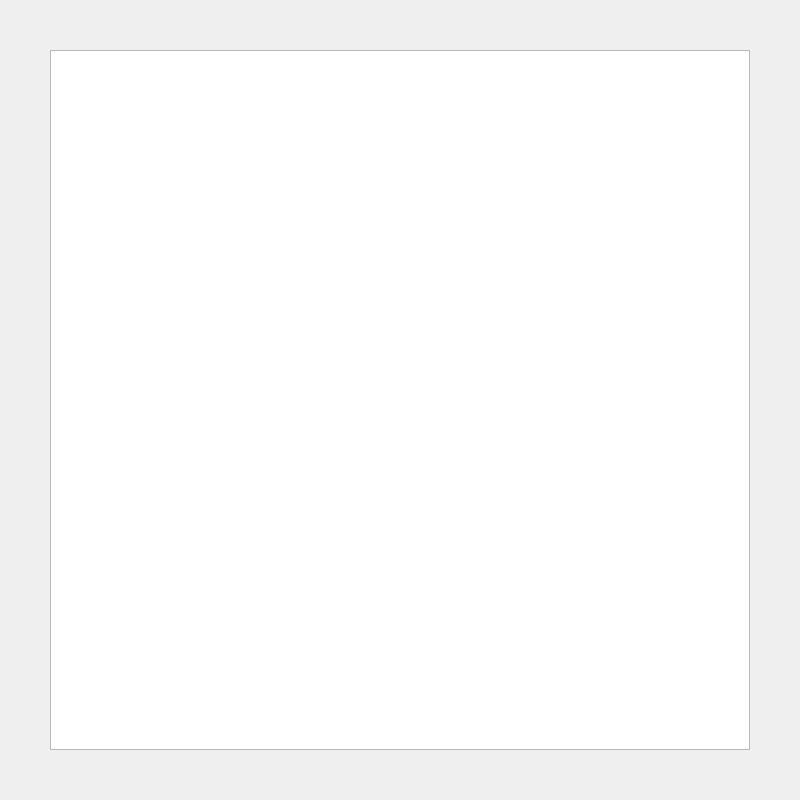
Before: the Qt Designer form Widget.ui in LuisCarlosRojasTorres/PendulumWavesSimulator, drawn with Qt 5.
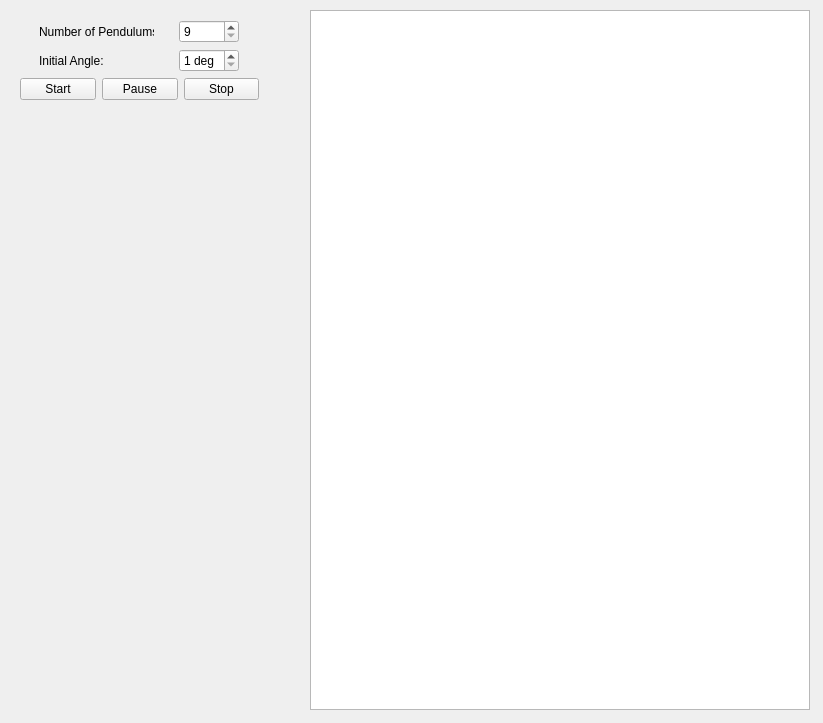
After: the same form once the commit is applied.

Commit message: Comecei a refatoração, foram criados os vectorsOfOmegas (freqs angulares), vectorOfLengths (comprimento do pendulo) e vectorOfPendulums (vetor de shared Pointers of pendulumGraphicsItems)

What changed in the file:
```diff
--- a/Widget.ui
+++ b/Widget.ui
@@ -6,31 +6,164 @@
    <rect>
     <x>0</x>
     <y>0</y>
-    <width>800</width>
-    <height>800</height>
+    <width>823</width>
+    <height>723</height>
    </rect>
   </property>
   <property name="windowTitle">
    <string>Widget</string>
   </property>
-  <layout class="QGridLayout" name="gridLayout">
-   <item row="0" column="0">
-    <widget class="QGraphicsView" name="graphicsView">
-     <property name="minimumSize">
-      <size>
-       <width>700</width>
-       <height>700</height>
-      </size>
-     </property>
-     <property name="maximumSize">
-      <size>
-       <width>700</width>
-       <height>700</height>
-      </size>
-     </property>
-    </widget>
-   </item>
-  </layout>
+  <widget class="QGraphicsView" name="graphicsView">
+   <property name="geometry">
+    <rect>
+     <x>310</x>
+     <y>10</y>
+     <width>500</width>
+     <height>700</height>
+    </rect>
+   </property>
+   <property name="minimumSize">
+    <size>
+     <width>500</width>
+     <height>700</height>
+    </size>
+   </property>
+   <property name="maximumSize">
+    <size>
+     <width>500</width>
+     <height>700</height>
+    </size>
+   </property>
+  </widget>
+  <widget class="QWidget" name="">
+   <property name="geometry">
+    <rect>
+     <x>20</x>
+     <y>20</y>
+     <width>239</width>
+     <height>81</height>
+    </rect>
+   </property>
+   <layout class="QGridLayout" name="gridLayout">
+    <item row="0" column="0" colspan="3">
+     <layout class="QHBoxLayout" name="horizontalLayout">
+      <item>
+       <widget class="QLabel" name="label">
+        <property name="minimumSize">
+         <size>
+          <width>115</width>
+          <height>0</height>
+         </size>
+        </property>
+        <property name="maximumSize">
+         <size>
+          <width>115</width>
+          <height>16777215</height>
+         </size>
+        </property>
+        <property name="text">
+         <string>Number of Pendulums: </string>
+        </property>
+       </widget>
+      </item>
+      <item>
+       <widget class="QSpinBox" name="sB_numOfPendulums">
+        <property name="minimumSize">
+         <size>
+          <width>60</width>
+          <height>0</height>
+         </size>
+        </property>
+        <property name="maximumSize">
+         <size>
+          <width>60</width>
+          <height>16777215</height>
+         </size>
+        </property>
+        <property name="minimum">
+         <number>9</number>
+        </property>
+        <property name="maximum">
+         <number>24</number>
+        </property>
+        <property name="value">
+         <number>9</number>
+        </property>
+       </widget>
+      </item>
+     </layout>
+    </item>
+    <item row="1" column="0" colspan="3">
+     <layout class="QHBoxLayout" name="horizontalLayout_2">
+      <item>
+       <widget class="QLabel" name="label_2">
+        <property name="minimumSize">
+         <size>
+          <width>115</width>
+          <height>0</height>
+         </size>
+        </property>
+        <property name="maximumSize">
+         <size>
+          <width>115</width>
+          <height>16777215</height>
+         </size>
+        </property>
+        <property name="text">
+         <string>Initial Angle: </string>
+        </property>
+       </widget>
+      </item>
+      <item>
+       <widget class="QSpinBox" name="sB_initialAngle">
+        <property name="minimumSize">
+         <size>
+          <width>60</width>
+          <height>0</height>
+         </size>
+        </property>
+        <property name="maximumSize">
+         <size>
+          <width>60</width>
+          <height>16777215</height>
+         </size>
+        </property>
+        <property name="suffix">
+         <string> deg</string>
+        </property>
+        <property name="minimum">
+         <number>1</number>
+        </property>
+        <property name="maximum">
+         <number>10</number>
+        </property>
+       </widget>
+      </item>
+     </layout>
+    </item>
+    <item row="2" column="0">
+     <widget class="QPushButton" name="pushButton">
+      <property name="text">
+       <string>Start</string>
+      </property>
+     </widget>
+    </item>
+    <item row="2" column="1">
+     <widget class="QPushButton" name="pushButton_2">
+      <property name="text">
+       <string>Pause</string>
+      </property>
+     </widget>
+    </item>
+    <item row="2" column="2">
+     <widget class="QPushButton" name="pushButton_3">
+      <property name="text">
+       <string>Stop</string>
+      </property>
+     </widget>
+    </item>
+   </layout>
+  </widget>
  </widget>
  <resources/>
  <connections/>
```
The commit also changes 2 other files.
